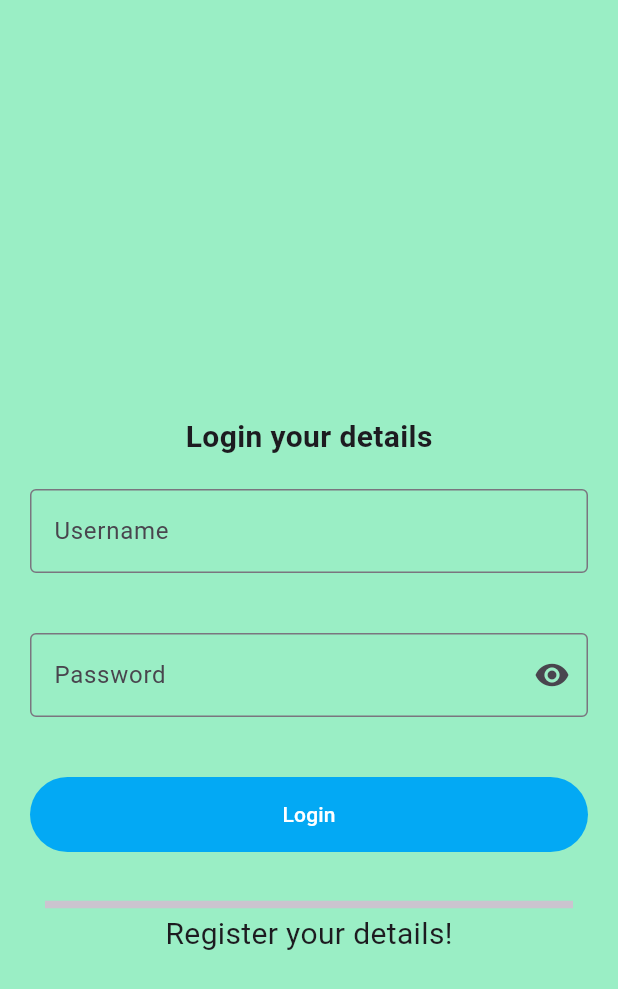
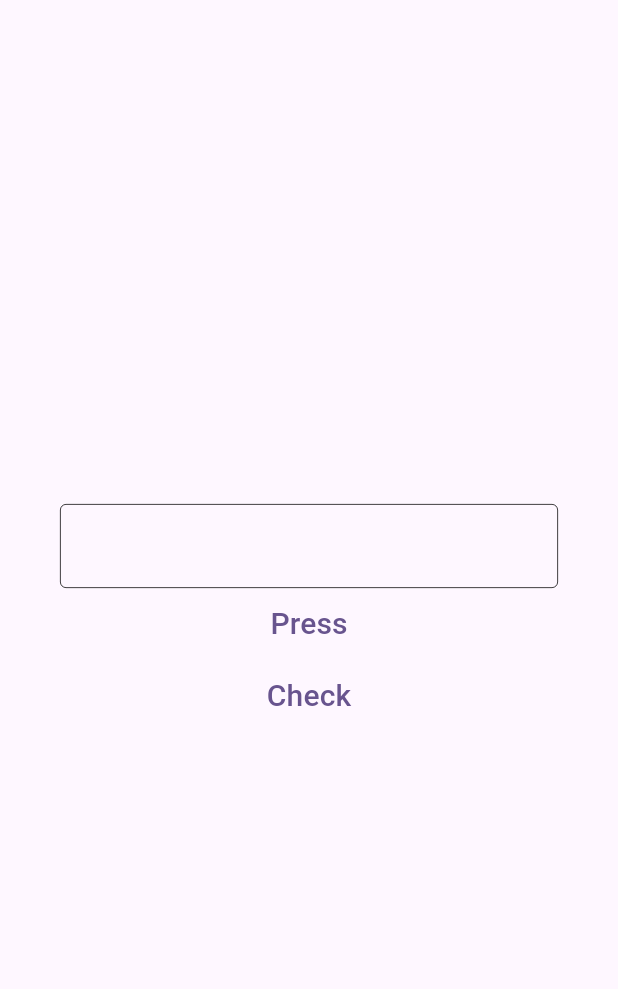
Before and after one commit to devsitaram/cv_app, a Flutter app: the screen it shows after launch, on a phone screen of 412 x 824 dp. Shown: the top 989 px of the screen. Run offline on Flutter 3.47's test engine with Material 2 defaults, Android fonts, the phone set to English and light mode, and no system bars; our stand-ins replace flutter_secure_storage; missing offline and left inert: dart:ffi.

Commit message:
create new page where get text the navigate

```diff
--- /dev/null
+++ b/lib/firstPage.dart
@@ -0,0 +1,67 @@
+import 'package:cv/SecondPage.dart';
+import 'package:flutter/material.dart';
+import 'package:flutter_secure_storage/flutter_secure_storage.dart';
+
+class FirstPage extends StatelessWidget {
+  const FirstPage({super.key});
+
+  @override
+  Widget build(BuildContext context) {
+    final formKey = GlobalKey<FormState>();
+    final myController = TextEditingController();
+    return Scaffold(
+      body: SafeArea(
+          child: Form(
+        key: formKey,
+        child: Column(
+          mainAxisAlignment: MainAxisAlignment.center,
+          children: [
+            Padding(
+              padding: const EdgeInsets.symmetric(horizontal: 40),
+              child: TextFormField(
+                validator: (value) {
+                  if (value == null || value.isEmpty) {
+                    return 'The field is empty!';
+                  }
+                  return null;
+                },
+                controller: myController,
+                decoration: const InputDecoration(
+                    enabledBorder: OutlineInputBorder(
+                        borderSide:
+                            BorderSide(width: 0.5, color: Colors.black))),
+              ),
+            ),
+
+            // press button
+            TextButton(
+                onPressed: () {
+                  if (formKey.currentState!.validate()) {
+                    // print(myController.text);
+                    const FlutterSecureStorage()
+                        .write(key: "value", value: myController.text);
+                  }
+                },
+                child: const Text(
+                  "Press",
+                  style: TextStyle(fontSize: 20),
+                )),
+
+            // check button
+            TextButton(
+                onPressed: () {
+                  Navigator.push(
+                      context,
+                      MaterialPageRoute(builder: (context) => const SecondPage())
+                  );
+                },
+                child: const Text(
+                  "Check",
+                  style: TextStyle(fontSize: 20),
+                ))
+          ],
+        ),
+      )),
+    );
+  }
+}
--- a/lib/main.dart
+++ b/lib/main.dart
@@ -1,5 +1,7 @@
+import 'package:cv/splashScreen.dart';
 import 'package:flutter/material.dart';
 
+import 'firstPage.dart';
 import 'login.dart';
 
 void main() {
@@ -19,7 +21,7 @@ class MyApp extends StatelessWidget {
         colorScheme: ColorScheme.fromSeed(seedColor: Colors.deepPurple),
         useMaterial3: true,
       ),
-      home: const Login(),
+      home: const FirstPage(),
     );
   }
 }
--- a/pubspec.yaml
+++ b/pubspec.yaml
@@ -28,6 +28,7 @@ environment:
 # the latest version available on pub.dev. To see which dependencies have newer
 # versions available, run `flutter pub outdated`.
 dependencies:
+  flutter_secure_storage: ^8.0.0
   flutter:
     sdk: flutter
 
@@ -61,6 +62,7 @@ flutter:
   # To add assets to your application, add an assets section, like this:
   assets:
     - lib/images/img_2.png
+    - lib/images/img_logo.jpg
 
   # An image asset can refer to one or more resolution-specific "variants", see
   # https://flutter.dev/assets-and-images/#resolution-aware
```
Also changed, not shown: lib/SecondPage.dart (added, +42 -0 lines), lib/profile.dart (+65 -68 lines), lib/splashScreen.dart (added, +21 -0 lines), lib/images/img_logo.jpg (added), pubspec.lock, 6 other files.
